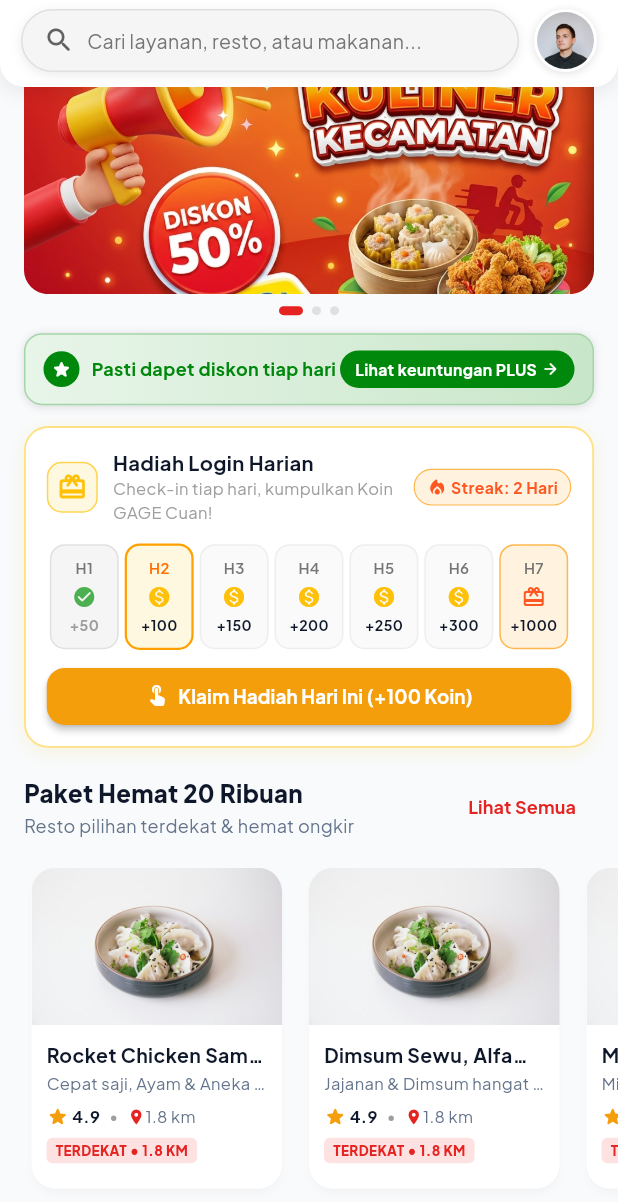
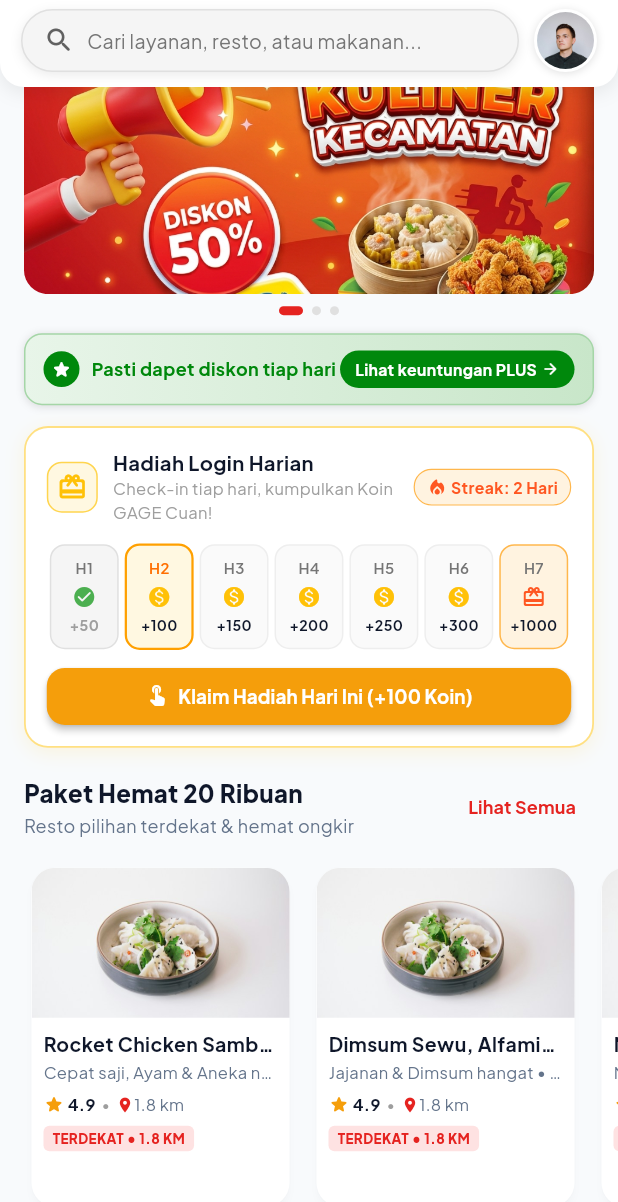
Before and after one commit to halugoods/gage, a Flutter app: the HomeScreen screen opened directly, scrolled down 517 dp, on a phone screen of 412 x 824 dp. Shown: the top 1202 px of the screen. Run offline on Flutter 3.47's test engine with Material 3 defaults, Android fonts, the phone set to English and light mode, and no system bars; our stand-ins replace flutter_map, geolocator, google_fonts, google_sign_in, image_picker, latlong2 and 2 more; missing offline and left inert: mobile_scanner; accounts and stored records are empty; network calls fail.

Commit message:
fix(customer): resolve HomeScreen blank render and harden scaffold insets v1.0.3+11

```diff
--- a/gage-app/lib/features/home/presentation/home_screen.dart
+++ b/gage-app/lib/features/home/presentation/home_screen.dart
@@ -35,7 +35,11 @@ class _HomeScreenState extends State<HomeScreen> {
   @override
   void initState() {
     super.initState();
-    _loadInitialData();
+    WidgetsBinding.instance.addPostFrameCallback((_) {
+      if (mounted) {
+        _loadInitialData();
+      }
+    });
   }
 
   @override
@@ -83,6 +87,7 @@ class _HomeScreenState extends State<HomeScreen> {
     final currencyFormatter = NumberFormat.currency(locale: 'id_ID', symbol: 'Rp ', decimalDigits: 0);
 
     return Scaffold(
+      resizeToAvoidBottomInset: false,
       backgroundColor: Theme.of(context).scaffoldBackgroundColor,
       body: Stack(
         children: [
--- a/gage-app/lib/features/home/presentation/widgets/hemat_resto_list.dart
+++ b/gage-app/lib/features/home/presentation/widgets/hemat_resto_list.dart
@@ -57,7 +57,7 @@ class HematRestoList extends StatelessWidget {
           )
         else
           SizedBox(
-            height: 230,
+            height: 242,
             child: ListView.builder(
               scrollDirection: Axis.horizontal,
               padding: const EdgeInsets.symmetric(horizontal: 12),
@@ -72,7 +72,7 @@ class HematRestoList extends StatelessWidget {
                 if (id == 'm-mie-kumis') imageAsset = 'assets/images/resto_mie_ayam.png';
 
                 return Container(
-                  width: 175,
+                  width: 180,
                   margin: const EdgeInsets.symmetric(horizontal: 5, vertical: 4),
                   child: InkWell(
                     onTap: () {
@@ -96,11 +96,11 @@ class HematRestoList extends StatelessWidget {
                             borderRadius: const BorderRadius.vertical(top: Radius.circular(16)),
                             child: Image.asset(
                               imageAsset,
-                              height: 105,
+                              height: 100,
                               width: double.infinity,
                               fit: BoxFit.cover,
                               errorBuilder: (context, error, stackTrace) => Container(
-                                height: 105,
+                                height: 100,
                                 color: Colors.grey.shade200,
                                 child: const Icon(Icons.restaurant, color: Colors.grey),
                               ),
@@ -108,7 +108,7 @@ class HematRestoList extends StatelessWidget {
                           ),
 
                           Padding(
-                            padding: const EdgeInsets.all(10.0),
+                            padding: const EdgeInsets.all(8.0),
                             child: Column(
                               crossAxisAlignment: CrossAxisAlignment.start,
                               children: [
@@ -125,17 +125,23 @@ class HematRestoList extends StatelessWidget {
                                   maxLines: 1,
                                   overflow: TextOverflow.ellipsis,
                                 ),
-                                const SizedBox(height: 6),
+                                const SizedBox(height: 5),
                                 Row(
                                   children: [
-                                    const Icon(Icons.star_rounded, color: GageTheme.accentYellow, size: 15),
+                                    const Icon(Icons.star_rounded, color: GageTheme.accentYellow, size: 14),
                                     const SizedBox(width: 2),
                                     const Text('4.9', style: TextStyle(fontWeight: FontWeight.bold, fontSize: 11)),
-                                    const SizedBox(width: 6),
-                                    const Text('•', style: TextStyle(color: Colors.grey, fontSize: 11)),
-                                    const SizedBox(width: 6),
+                                    const SizedBox(width: 4),
+                                    const Text('•', style: TextStyle(color: Colors.grey, fontSize: 10)),
+                                    const SizedBox(width: 4),
                                     const Icon(Icons.location_on, color: GageTheme.primary, size: 12),
-                                    const Text('1.8 km', style: TextStyle(fontSize: 11, color: GageTheme.textSecondary)),
+                                    const Flexible(
+                                      child: Text(
+                                        '1.8 km',
+                                        style: TextStyle(fontSize: 11, color: GageTheme.textSecondary),
+                                        overflow: TextOverflow.ellipsis,
+                                      ),
+                                    ),
                                   ],
                                 ),
                                 const SizedBox(height: 6),
--- a/gage-app/lib/main.dart
+++ b/gage-app/lib/main.dart
@@ -122,6 +122,7 @@ class _MainNavigationScreenState extends State<MainNavigationScreen> {
     ];
 
     return Scaffold(
+      resizeToAvoidBottomInset: false,
       body: IndexedStack(
         index: _currentIndex,
         children: pages,
--- a/gage-app/lib/providers/wallet_provider.dart
+++ b/gage-app/lib/providers/wallet_provider.dart
@@ -15,7 +15,7 @@ class WalletProvider extends ChangeNotifier {
   // Refresh Saldo & Riwayat Transaksi dari Cloudflare D1
   Future<void> fetchWallet(String userId) async {
     _isLoading = true;
-    notifyListeners();
+    Future.microtask(() => notifyListeners());
     try {
       final res = await GageApiClient.getWallet(userId);
       if (res != null) {
--- a/gage-app/pubspec.yaml
+++ b/gage-app/pubspec.yaml
@@ -16,7 +16,7 @@ publish_to: 'none' # Remove this line if you wish to publish to pub.dev
 # https://developer.apple.com/library/archive/documentation/General/Reference/InfoPlistKeyReference/Articles/CoreFoundationKeys.html
 # In Windows, build-name is used as the major, minor, and patch parts
 # of the product and file versions while build-number is used as the build suffix.
-version: 1.0.3+10
+version: 1.0.3+11
 
 environment:
   sdk: ^3.12.2
```
Also changed, not shown: 2 other files.
